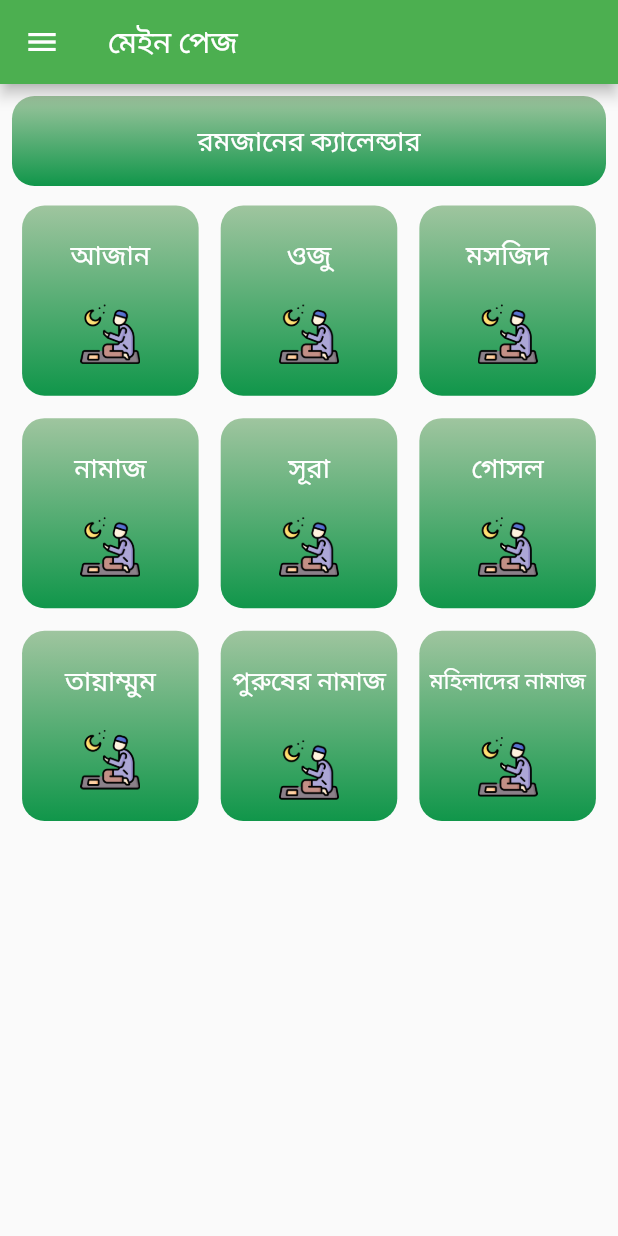
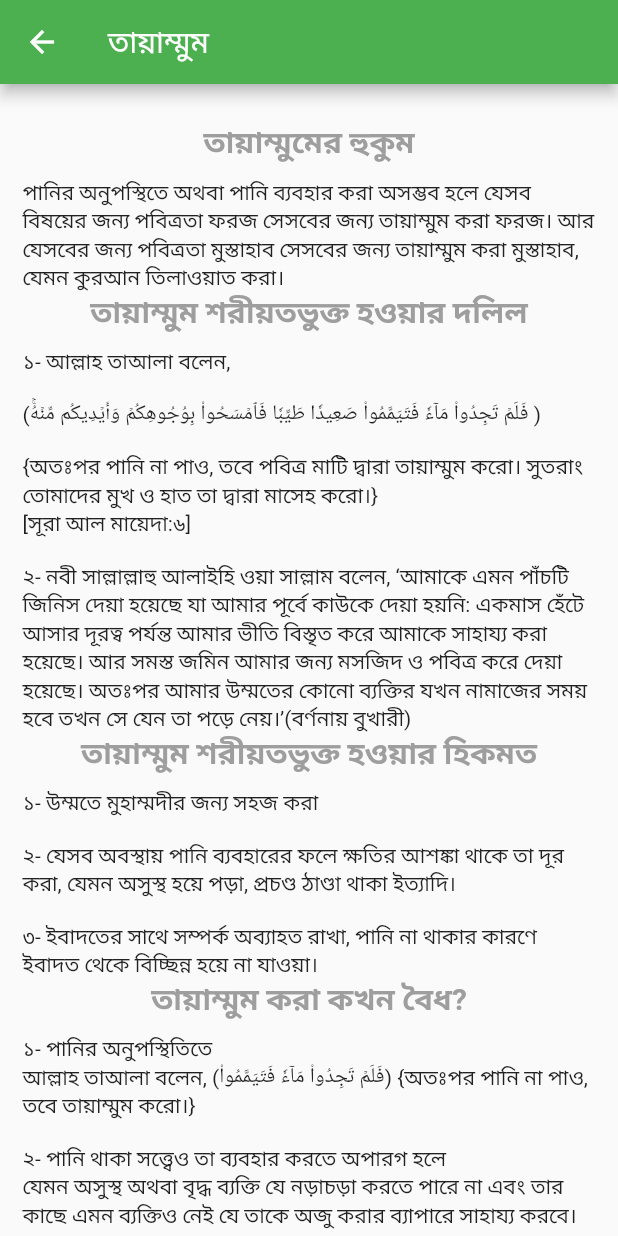
Before and after one commit to Ibrahim-K98han/islamic_apps, a Flutter app: the screen it shows after launch, after a tap on "তায়াম্মুম", on a phone screen of 412 x 824 dp. Run offline on Flutter 3.47's test engine with Material 2 defaults, Android fonts, the light colour scheme and no system bars.

Commit message:
tayamum module done

```diff
--- a/lib/pages/home_page.dart
+++ b/lib/pages/home_page.dart
@@ -5,6 +5,7 @@ import 'package:namaj_apps/pages/masjid_page.dart';
 import 'package:namaj_apps/pages/namaj_page.dart';
 import 'package:namaj_apps/pages/romjan_calender_page.dart';
 import 'package:namaj_apps/pages/sura_page.dart';
+import 'package:namaj_apps/pages/tayamum_page.dart';
 
 import 'oju_page.dart';
 
@@ -386,10 +387,10 @@ class _HomePageState extends State<HomePage> {
               children: [
                 InkWell(
                   onTap: () {
-                    // Navigator.push(
-                    //   context,
-                    //   MaterialPageRoute(builder: (context) => AzanPage()),
-                    // );
+                    Navigator.push(
+                      context,
+                      MaterialPageRoute(builder: (context) => const TayamumPage()),
+                    );
                   },
                   child: Expanded(
                     child: Container(
--- /dev/null
+++ b/lib/pages/tayamum_page.dart
@@ -0,0 +1,143 @@
+import 'package:flutter/material.dart';
+import 'package:flutter/src/widgets/container.dart';
+import 'package:flutter/src/widgets/framework.dart';
+
+import '../widgets/azan_widgets.dart';
+
+class TayamumPage extends StatefulWidget {
+  const TayamumPage({super.key});
+
+  @override
+  State<TayamumPage> createState() => _TayamumPageState();
+}
+
+class _TayamumPageState extends State<TayamumPage> {
+  @override
+  Widget build(BuildContext context) {
+    return Scaffold(
+      appBar: AppBar(
+        title: const Text('তায়াম্মুম'),
+        backgroundColor: Colors.green,
+      ),
+      body: Padding(
+        padding: const EdgeInsets.only(top: 10),
+        child: SingleChildScrollView(
+          child: Padding(
+            padding: const EdgeInsets.all(15),
+            child: Column(
+              crossAxisAlignment: CrossAxisAlignment.start,
+              children: [
+                Column(
+                  crossAxisAlignment: CrossAxisAlignment.center,
+                  children: [
+                    Text('''তায়াম্মুমের হুকুম''',
+                        style: TextStyle(
+                            fontSize: 20,
+                            fontWeight: FontWeight.bold,
+                            color: Colors.grey)),
+                    SizedBox(
+                      height: 10,
+                    ),
+                    Text(
+                        '''পানির অনুপস্থিতে অথবা পানি ব্যবহার করা অসম্ভব হলে যেসব বিষয়ের জন্য পবিত্রতা ফরজ সেসবের জন্য তায়াম্মুম করা ফরজ। আর যেসবের জন্য পবিত্রতা মুস্তাহাব সেসবের জন্য তায়াম্মুম করা মুস্তাহাব, যেমন কুরআন তিলাওয়াত করা।'''),
+                    Text('''তায়াম্মুম শরীয়তভুক্ত হওয়ার দলিল''',
+                        style: TextStyle(
+                            fontSize: 20,
+                            fontWeight: FontWeight.bold,
+                            color: Colors.grey)),
+                    SizedBox(
+                      height: 10,
+                    ),
+                    Text('''১- আল্লাহ তাআলা বলেন,
+
+(فَلَمۡ تَجِدُواْ مَآءٗ فَتَيَمَّمُواْ صَعِيدٗا طَيِّبٗا فَٱمۡسَحُواْ بِوُجُوهِكُمۡ وَأَيۡدِيكُم مِّنۡهُۚ )
+
+{অতঃপর পানি না পাও, তবে পবিত্র মাটি দ্বারা তায়াম্মুম করো। সুতরাং তোমাদের মুখ ও হাত তা দ্বারা মাসেহ করো।}
+[সূরা আল মায়েদা:৬]
+
+২- নবী সাল্লাল্লাহু আলাইহি ওয়া সাল্লাম বলেন, ‘আমাকে এমন পাঁচটি জিনিস দেয়া হয়েছে যা আমার পূর্বে কাউকে দেয়া হয়নি: একমাস হেঁটে আসার দূরত্ব পর্যন্ত আমার ভীতি বিস্তৃত করে আমাকে সাহায্য করা হয়েছে। আর সমস্ত জমিন আমার জন্য মসজিদ ও পবিত্র করে দেয়া হয়েছে। অতঃপর আমার উম্মতের কোনো ব্যক্তির যখন নামাজের সময় হবে তখন সে যেন তা পড়ে নেয়।’(বর্ণনায় বুখারী)'''),
+                    Text('''তায়াম্মুম শরীয়তভুক্ত হওয়ার হিকমত''',
+                        style: TextStyle(
+                            fontSize: 20,
+                            fontWeight: FontWeight.bold,
+                            color: Colors.grey)),
+                    SizedBox(
+                      height: 10,
+                    ),
+                    Text('''১- উম্মতে মুহাম্মদীর জন্য সহজ করা
+
+২- যেসব অবস্থায় পানি ব্যবহারের ফলে ক্ষতির আশঙ্কা থাকে তা দূর করা, যেমন অসুস্থ হয়ে পড়া, প্রচণ্ড ঠাণ্ডা থাকা ইত্যাদি।
+
+৩- ইবাদতের সাথে সম্পর্ক অব্যাহত রাখা, পানি না থাকার কারণে ইবাদত থেকে বিচ্ছিন্ন হয়ে না যাওয়া।'''),
+                    Text('''তায়াম্মুম করা কখন বৈধ?''',
+                        style: TextStyle(
+                            fontSize: 20,
+                            fontWeight: FontWeight.bold,
+                            color: Colors.grey)),
+                    SizedBox(
+                      height: 10,
+                    ),
+                    Text('''১- পানির অনুপস্থিতিতে
+আল্লাহ তাআলা বলেন, (فَلَمۡ تَجِدُواْ مَآءٗ فَتَيَمَّمُواْ) {অতঃপর পানি না পাও, তবে তায়াম্মুম করো।}
+
+২- পানি থাকা সত্ত্বেও তা ব্যবহার করতে অপারগ হলে
+যেমন অসুস্থ অথবা বৃদ্ধ ব্যক্তি যে নড়াচড়া করতে পারে না এবং তার কাছে এমন ব্যক্তিও নেই যে তাকে অজু করার ব্যাপারে সাহায্য করবে।
+
+
+
+
+
+৩ - পানি ব্যবহার করার ফলে ক্ষতি হওয়ার আশঙ্কা থাকলে
+যেমন :
+
+ক - অসুস্থ ব্যক্তি যদি পানি ব্যবহার করে তবে তার অসুস্থতা বেড়ে যাবে।
+
+খ – প্রচন্ড ঠান্ডায় যদি পানি গরম করার মতো কিছু না থাকে এবং পানি ব্যবহার করলে অসুস্থতা বেড়ে যাবে এ ধারণার পাল্লা ভারি থাকে, এ অবস্থায় তায়াম্মুম করার অনুমতি রয়েছে। রাসূলুল্লাহ সাল্লাল্লাহু আলাইহি ওয়া সাল্লাম কর্তৃক, প্রচন্ড ঠান্ডা থাকার কারণে তায়াম্মুম করে নামাজের ইমামতি করার পর, আমর বিন আস রাযি. এর কাজকে নাকচ করে না দেয়া এ ক্ষেত্রে প্রমাণ। (বর্ণনায় আবু দাউদ)
+
+গ - কোনো ব্যক্তি যদি পানি থেকে দূরে কোথাও অবস্থান করে এবং তার সাথে পান করার মতো সামান্য পানি থাকে আর অন্য পানি হাজির করতে অপরাগ হয়।'''),
+                    Text('''তায়াম্মুমের বর্ণনা''',
+                        style: TextStyle(
+                            fontSize: 20,
+                            fontWeight: FontWeight.bold,
+                            color: Colors.grey)),
+                    SizedBox(
+                      height: 10,
+                    ),
+                    Text('''
+                     মাটিতে একবার উভয় হাত মারবে
+
+ এরপর ধুলা হালকা করার জন্য দু’হাতে ফুঁ দেবে।
+ এরপর দু’হাত দিয়ে চেহারা মাসেহ করবে।
+ এরপর আবার মাটিতে দু’হাত মারবে।
+ এরপর ধুলা হালকা করার জন্য দু’হাতে ফুঁ দেবে।
+ এরপর বাম হাত ডান হাতের উপরের অংশে কনুই র্পযন্ত বুলাবে।এবং কনুই থেকে নিচের অংশে কব্জি র্পযন্ত বুলাবে। অতঃপর একই কায়দায় ডান হাত দিয়ে বাম হাত বুলাবে।
+ উল্লেখিত পদ্ধতিতে তায়াম্মুম করার দলিল হলো, রাসূলুল্লাহ সাল্লাল্লাহু আলাইহি ওয়া সাল্লাম বলেছেন, ‘তায়াম্মুম হলো জমিনে দু’বার হাত মারা। একবার চেহারার জন্য, অন্যবার কনুই পর্যন্ত দু’হাতের জন্য’।(বর্ণনায় বুখারী ও মুসলিম)'''),
+                    Text('''তায়াম্মুমের ফরজসমূহ''',
+                        style: TextStyle(
+                            fontSize: 20,
+                            fontWeight: FontWeight.bold,
+                            color: Colors.grey)),
+                    SizedBox(
+                      height: 10,
+                    ),
+                    Text('''১. নিয়ত করা।
+
+২. চেহারা মাসেহ করা।
+
+৩. দু’হাত মাসেহ করা।
+
+ইমামদের কেউ কেউ আরো কয়েকটি বিষয় ফরজ বলে গণ্য করেছেন। আর তা হলো :
+
+৪. ধারাবাহিকতা রক্ষা করা। অর্থাৎ প্রথমে চেহারা ও পরে দু’হাত মাসেহ করা।
+
+৫. মুয়ালাত তথা অবিচ্ছিন্নতা বজায় রাখা। অর্থাৎ চেহারা মাসেহ করার পর বিলম্ব না করে হাত মাসেহ করা।''')
+                  ],
+                ),
+              ],
+            ),
+          ),
+        ),
+      ),
+    );
+  }
+}
```
